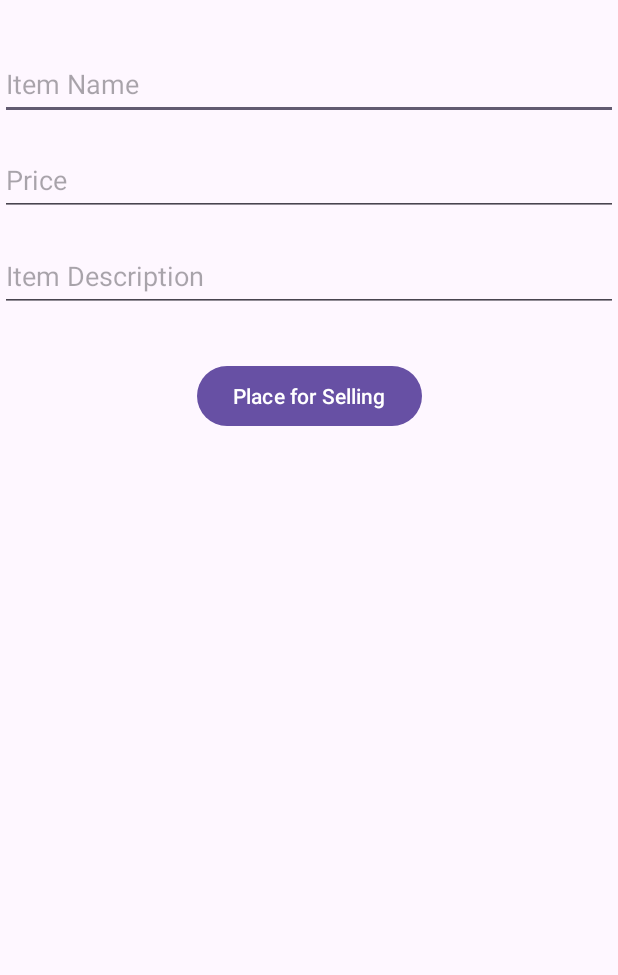
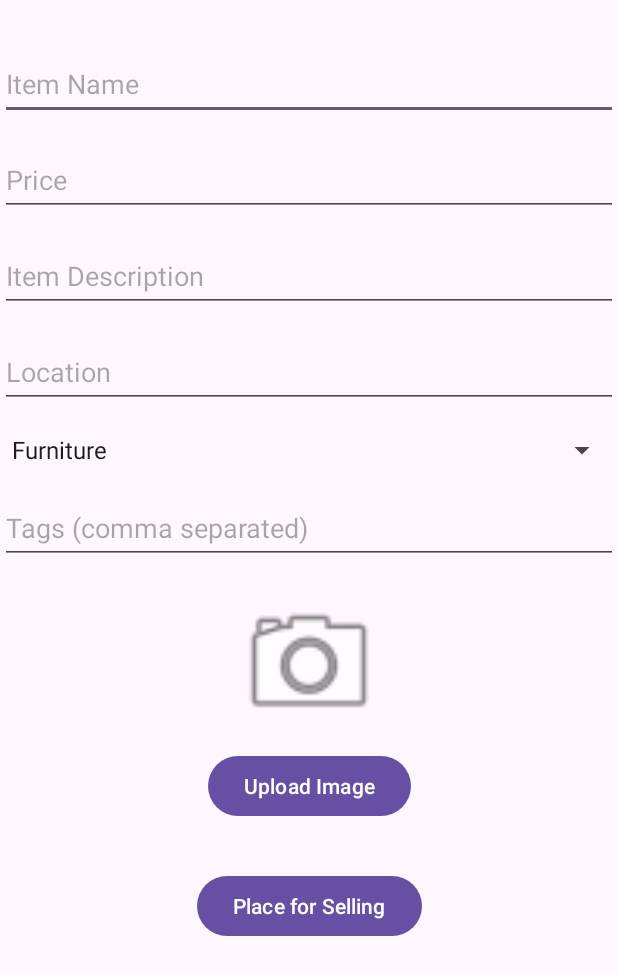
Before and after one commit to jamtheviking/Fleamart, an Android app: the Sell screen opened directly, with no data from a screen before it, on a phone screen of 412 x 824 dp. Shown: the top 975 px of the screen. Run offline under Robolectric (Android 15) with nearby library versions, the light colour scheme and no system bars.

Commit message:
Expanded fields in sell part

```diff
--- a/app/src/main/java/com/csis3175/fleamart/Sell.java
+++ b/app/src/main/java/com/csis3175/fleamart/Sell.java
@@ -6,6 +6,7 @@ import android.os.Bundle;
 import android.view.View;
 import android.widget.Button;
 import android.widget.EditText;
+import android.widget.Spinner;
 import android.widget.Toast;
 
 public class Sell extends AppCompatActivity {
@@ -20,15 +21,21 @@ public class Sell extends AppCompatActivity {
             @Override
             public void onClick(View view) {
                 EditText etItemName = findViewById(R.id.etItemName);
-                EditText etItemPrice = findViewById(R.id.etItemDescription);
+                EditText etItemPrice = findViewById(R.id.etItemPrice);
                 EditText etItemDescription = findViewById(R.id.etItemDescription);
+                EditText etItemLocation = findViewById(R.id.etItemLocation);
+                Spinner etItemCategory = findViewById(R.id.spinnerCategories);
+                EditText etItemTags = findViewById(R.id.etItemTags);
 
                 String itemName = etItemName.getText().toString();
                 String itemPrice = etItemPrice.getText().toString();
                 String itemDescription = etItemDescription.getText().toString();
+                String itemLocation = etItemLocation.getText().toString();
+                String itemCategory = etItemCategory.getSelectedItem().toString();
+                String itemTags = etItemTags.getText().toString();
 
                 Users dbHelper = new Users(Sell.this);
-                dbHelper.insertItem(itemName, itemPrice, itemDescription);
+                dbHelper.insertItem(itemName, itemPrice, itemDescription, itemLocation, itemCategory, itemTags);
 
                 Toast.makeText(Sell.this, "Item placed for selling", Toast.LENGTH_SHORT).show();
                 finish();
--- a/app/src/main/java/com/csis3175/fleamart/Users.java
+++ b/app/src/main/java/com/csis3175/fleamart/Users.java
@@ -28,6 +28,9 @@ public class Users extends SQLiteOpenHelper {
     private static final String COLUMN_ITEM_NAME = "name";
     private static final String COLUMN_ITEM_PRICE = "price";
     private static final String COLUMN_ITEM_DESCRIPTION = "description";
+    private static final String COLUMN_ITEM_LOCATION = "location";
+    private static final String COLUMN_ITEM_CATEGORY = "category";
+    private static final String COLUMN_ITEM_TAG = "tag";
     public Users(Context context){
         super(context, DATABASE_NAME, null, DATABASE_VERSION);
     }
@@ -46,8 +49,10 @@ public class Users extends SQLiteOpenHelper {
                 + COLUMN_ITEM_ID + " INTEGER PRIMARY KEY AUTOINCREMENT,"
                 + COLUMN_ITEM_NAME + " TEXT,"
                 + COLUMN_ITEM_PRICE + " REAL,"
-                + COLUMN_ITEM_DESCRIPTION + " TEXT"
-                // Add more columns as needed
+                + COLUMN_ITEM_DESCRIPTION + " TEXT,"
+                + COLUMN_ITEM_LOCATION + " TEXT,"
+                + COLUMN_ITEM_CATEGORY + " TEXT,"
+                + COLUMN_ITEM_TAG + " TEXT"
                 + ")";
         db.execSQL(CREATE_USERS_TABLE);
         db.execSQL(CREATE_ITEMS_TABLE);
@@ -78,12 +83,15 @@ public class Users extends SQLiteOpenHelper {
         db.close(); // Closing database connection
     }
 
-    public void insertItem(String name, String price, String description) {
+    public void insertItem(String name, String price, String description, String location, String category, String tag) {
         SQLiteDatabase db = this.getWritableDatabase();
         ContentValues values = new ContentValues();
         values.put(COLUMN_ITEM_NAME, name);
         values.put(COLUMN_ITEM_PRICE, price);
         values.put(COLUMN_ITEM_DESCRIPTION, description);
+        values.put(COLUMN_ITEM_LOCATION, location);
+        values.put(COLUMN_ITEM_CATEGORY, category);
+        values.put(COLUMN_ITEM_TAG, tag);
 
         db.insert(TABLE_ITEMS, null, values);
         db.close();
--- a/app/src/main/res/layout/activity_sell.xml
+++ b/app/src/main/res/layout/activity_sell.xml
@@ -14,7 +14,6 @@
         android:hint="Item Name"
         android:minHeight="48dp"
         app:layout_constraintEnd_toEndOf="parent"
-        app:layout_constraintHorizontal_bias="0.5"
         app:layout_constraintStart_toStartOf="parent"
         app:layout_constraintTop_toTopOf="parent" />
 
@@ -27,7 +26,6 @@
         android:inputType="numberDecimal"
         android:minHeight="48dp"
         app:layout_constraintEnd_toEndOf="parent"
-        app:layout_constraintHorizontal_bias="0.0"
         app:layout_constraintStart_toStartOf="parent"
         app:layout_constraintTop_toBottomOf="@+id/etItemName" />
 
@@ -42,14 +40,66 @@
         app:layout_constraintStart_toStartOf="parent"
         app:layout_constraintTop_toBottomOf="@+id/etItemPrice" />
 
+    <EditText
+        android:id="@+id/etItemLocation"
+        android:layout_width="0dp"
+        android:layout_height="wrap_content"
+        android:layout_marginTop="16dp"
+        android:hint="Location"
+        android:minHeight="48dp"
+        app:layout_constraintEnd_toEndOf="parent"
+        app:layout_constraintStart_toStartOf="parent"
+        app:layout_constraintTop_toBottomOf="@+id/etItemDescription" />
+
+    <Spinner
+        android:id="@+id/spinnerCategories"
+        android:layout_width="0dp"
+        android:layout_height="wrap_content"
+        android:layout_marginTop="16dp"
+        android:entries="@array/itemCategories"
+        app:layout_constraintEnd_toEndOf="parent"
+        app:layout_constraintStart_toStartOf="parent"
+        app:layout_constraintTop_toBottomOf="@+id/etItemLocation" />
+
+    <EditText
+        android:id="@+id/etItemTags"
+        android:layout_width="0dp"
+        android:layout_height="wrap_content"
+        android:layout_marginTop="16dp"
+        android:hint="Tags (comma separated)"
+        android:minHeight="48dp"
+        app:layout_constraintEnd_toEndOf="parent"
+        app:layout_constraintStart_toStartOf="parent"
+        app:layout_constraintTop_toBottomOf="@+id/spinnerCategories" />
+
+    <ImageView
+        android:id="@+id/ivItemImage"
+        android:layout_width="100dp"
+        android:layout_height="100dp"
+        android:layout_marginTop="16dp"
+        android:src="@android:drawable/ic_menu_camera"
+        app:layout_constraintEnd_toEndOf="parent"
+        app:layout_constraintStart_toStartOf="parent"
+        app:layout_constraintTop_toBottomOf="@+id/etItemTags" />
+
+    <Button
+        android:id="@+id/btnUploadImage"
+        android:layout_width="wrap_content"
+        android:layout_height="wrap_content"
+        android:layout_marginTop="8dp"
+        android:text="Upload Image"
+        app:layout_constraintEnd_toEndOf="parent"
+        app:layout_constraintStart_toStartOf="parent"
+        app:layout_constraintTop_toBottomOf="@+id/ivItemImage" />
+
     <Button
         android:id="@+id/btnPlaceForSelling"
         android:layout_width="wrap_content"
         android:layout_height="wrap_content"
         android:layout_marginTop="32dp"
         android:text="Place for Selling"
-        app:layout_constraintTop_toBottomOf="@+id/etItemDescription"
         app:layout_constraintEnd_toEndOf="parent"
-        app:layout_constraintStart_toStartOf="parent" />
+        app:layout_constraintStart_toStartOf="parent"
+        app:layout_constraintTop_toBottomOf="@+id/btnUploadImage" />
 
 </androidx.constraintlayout.widget.ConstraintLayout>
--- a/app/src/main/res/values/strings.xml
+++ b/app/src/main/res/values/strings.xml
@@ -13,4 +13,11 @@
     <string name="tvPassword">Password</string>
     <string name="tvConfirmPassword">Confirm Password</string>
     <string name="etUsernameSignUp">Username</string>
+    <string-array name="itemCategories">
+        <item>Furniture</item>
+        <item>Appliances</item>
+        <item>Home decor</item>
+        <item>Garden and outdoor</item>
+        <item>Electronics</item>
+    </string-array>
 </resources>
```
